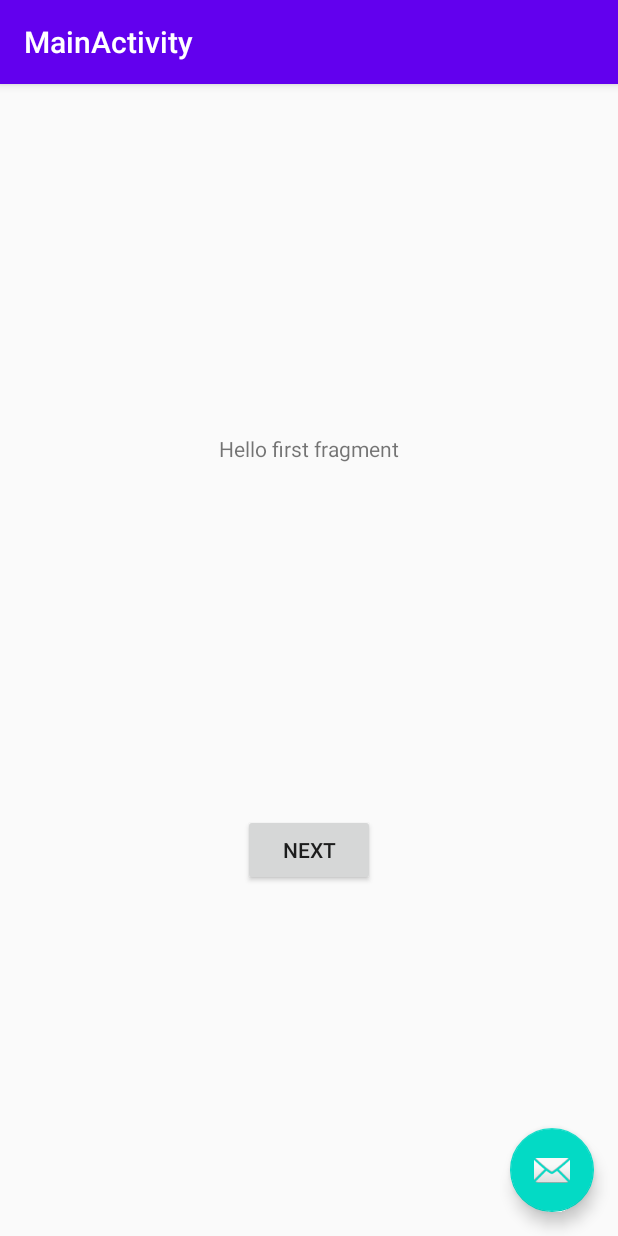
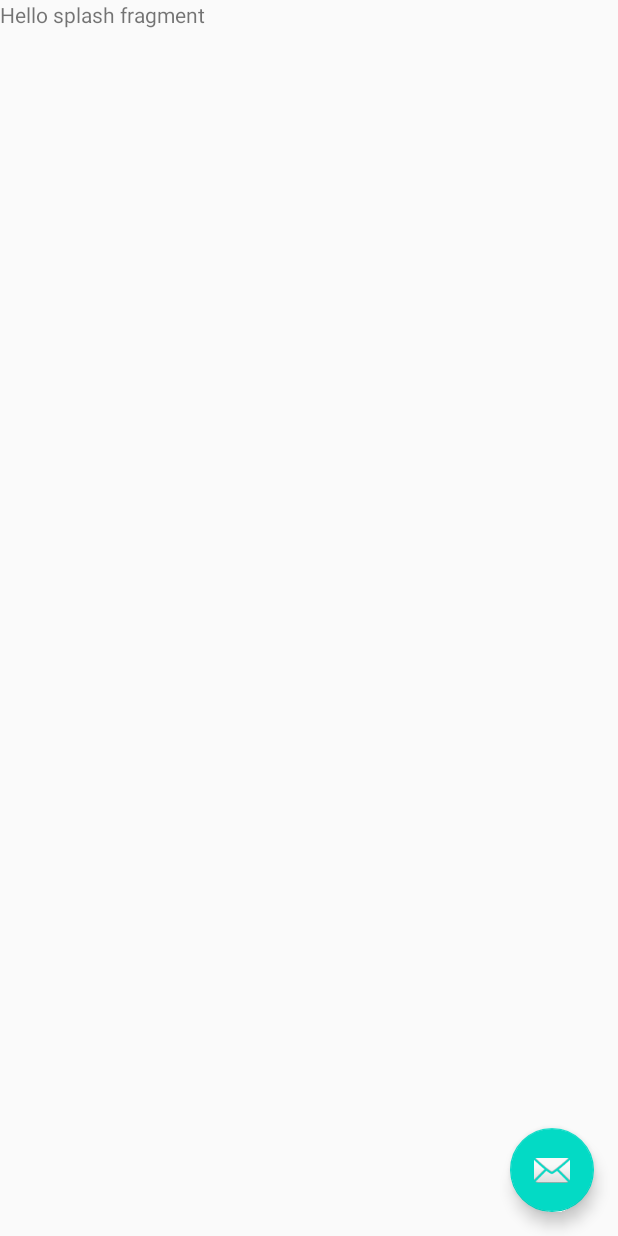
Before and after one commit to luisdelae/MvvmPetFinderApp, an Android app: the screen it shows after launch (MainActivity), on a phone screen of 412 x 824 dp. Run offline under Robolectric (Android 15) with nearby library versions, the phone set to English and light mode, and no system bars.

Commit message:
Added splash fragment to handle auth/other loading stuff. Getting pet types in the search fragment. Fixed type class.

```diff
--- a/app/build.gradle
+++ b/app/build.gradle
@@ -52,6 +52,7 @@ dependencies {
     implementation 'androidx.constraintlayout:constraintlayout:1.1.3'
     implementation 'androidx.navigation:navigation-fragment-ktx:2.2.1'
     implementation 'androidx.navigation:navigation-ui-ktx:2.2.1'
+    implementation 'androidx.legacy:legacy-support-v4:1.0.0'
     testImplementation 'junit:junit:4.12'
     androidTestImplementation 'androidx.test.ext:junit:1.1.1'
     androidTestImplementation 'androidx.test.espresso:espresso-core:3.2.0'
--- a/app/src/main/java/com/example/mvvmpetfinder/MainActivity.kt
+++ b/app/src/main/java/com/example/mvvmpetfinder/MainActivity.kt
@@ -8,15 +8,10 @@ import com.google.android.material.snackbar.Snackbar
 import kotlinx.android.synthetic.main.activity_main.*
 
 class MainActivity : AppCompatActivity() {
-
-    var tokenViewModel: TokenViewModel? = null
-
     override fun onCreate(savedInstanceState: Bundle?) {
         super.onCreate(savedInstanceState)
         setContentView(R.layout.activity_main)
         setSupportActionBar(toolbar)
-
-        tokenViewModel = ViewModelProvider(this).get(TokenViewModel::class.java)
 
         fab.setOnClickListener { view ->
             Snackbar.make(view, "Replace with your own action", Snackbar.LENGTH_LONG)
--- /dev/null
+++ b/app/src/main/java/com/example/mvvmpetfinder/auth/SplashFragment.kt
@@ -0,0 +1,50 @@
+package com.example.mvvmpetfinder.auth
+
+import android.os.Bundle
+import android.view.LayoutInflater
+import android.view.View
+import android.view.ViewGroup
+import androidx.appcompat.app.AppCompatActivity
+import androidx.fragment.app.Fragment
+import androidx.lifecycle.Observer
+import androidx.lifecycle.ViewModelProvider
+import androidx.navigation.fragment.findNavController
+import com.example.mvvmpetfinder.R
+
+/**
+ * A simple [Fragment] subclass.
+ * Use the [SplashFragment.newInstance] factory method to
+ * create an instance of this fragment.
+ */
+class SplashFragment : Fragment() {
+
+    private var tokenViewModel: TokenViewModel? = null
+
+    override fun onCreateView(
+        inflater: LayoutInflater, container: ViewGroup?,
+        savedInstanceState: Bundle?
+    ): View? {
+        // Inflate the layout for this fragment
+        return inflater.inflate(R.layout.fragment_splash, container, false)
+    }
+
+    override fun onViewCreated(view: View, savedInstanceState: Bundle?) {
+        super.onViewCreated(view, savedInstanceState)
+
+        tokenViewModel = ViewModelProvider(this).get(TokenViewModel::class.java)
+
+        tokenViewModel?.tokenLiveData?.observe(viewLifecycleOwner, Observer {
+            findNavController().navigate(R.id.action_splashFragment_to_FirstFragment)
+        })
+    }
+
+    override fun onResume() {
+        super.onResume()
+        (activity as AppCompatActivity?)!!.supportActionBar!!.hide()
+    }
+
+    override fun onStop() {
+        super.onStop()
+        (activity as AppCompatActivity?)!!.supportActionBar!!.show()
+    }
+}
--- a/app/src/main/java/com/example/mvvmpetfinder/auth/TokenViewModel.kt
+++ b/app/src/main/java/com/example/mvvmpetfinder/auth/TokenViewModel.kt
@@ -7,30 +7,33 @@ import androidx.lifecycle.AndroidViewModel
 import androidx.lifecycle.MutableLiveData
 import com.example.mvvmpetfinder.data.model.Token
 import com.example.mvvmpetfinder.data.source.TokenRepository
+import com.example.mvvmpetfinder.util.Constants.Companion.EMPTY_STRING
+import com.example.mvvmpetfinder.util.Constants.Companion.SHARED_PREF_AUTH_TOKEN
+import com.example.mvvmpetfinder.util.Constants.Companion.SHARED_PREF_NAME
+import com.example.mvvmpetfinder.util.Constants.Companion.SHARED_PREF_PRIVATE_MODE
 
 class TokenViewModel(application: Application): AndroidViewModel(application) {
     var tokenLiveData = MutableLiveData<Token>()
 
-    private var mvvmPetFinderRepository:  TokenRepository? = null
+    private var tokenRepository: TokenRepository? = null
 
     init {
-        mvvmPetFinderRepository =  TokenRepository()
+        tokenRepository =  TokenRepository()
         getToken()
     }
 
     private fun getToken() {
-        mvvmPetFinderRepository?.let {
+        tokenRepository?.let {
             tokenLiveData = it.getToken()
         }
 
         tokenLiveData.observeForever { token ->
-            val privateMode = 0
-            val prefName = "ACCESS_TOKEN"
-            val prefKey = "TOKEN"
-            val sharedPref: SharedPreferences = getApplication<Application>().getSharedPreferences(prefName, privateMode)
-            sharedPref.edit().putString(prefKey, token.accessToken).apply()
+            val sharedPref: SharedPreferences =
+                getApplication<Application>()
+                    .getSharedPreferences(SHARED_PREF_NAME, SHARED_PREF_PRIVATE_MODE)
+            sharedPref.edit().putString(SHARED_PREF_AUTH_TOKEN, token.accessToken).apply()
 
-            val storedToken = sharedPref.getString(prefKey, "nothing")
+            val storedToken = sharedPref.getString(SHARED_PREF_AUTH_TOKEN, EMPTY_STRING)
             Log.d("TokenViewModel", "storedToken: $storedToken")
         }
     }
--- a/app/src/main/java/com/example/mvvmpetfinder/data/source/TokenRepository.kt
+++ b/app/src/main/java/com/example/mvvmpetfinder/data/source/TokenRepository.kt
@@ -20,7 +20,7 @@ class TokenRepository {
                 "client_credentials",
                 "ZeaqbkOd8saaRetT54TeP8FZxkjGcPVnSIguMQJYpOJ6rULlFZ",
                 "IljBAjxgfkQLDgkcEnSQtxWi7efhErxgiflQ8srA"
-        ).enqueue(object : Callback<Token>{
+        ).enqueue(object : Callback<Token> {
             override fun onResponse(call: Call<Token>, r: Response<Token>) {
                 if (r.isSuccessful) {
                     tokenLiveData.value = r.body()
--- a/app/src/main/java/com/example/mvvmpetfinder/FirstFragment.kt
+++ b/app/src/main/java/com/example/mvvmpetfinder/results/ResultsFragment.kt
@@ -1,4 +1,4 @@
-package com.example.mvvmpetfinder
+package com.example.mvvmpetfinder.results
 
 import android.os.Bundle
 import androidx.fragment.app.Fragment
@@ -7,25 +7,26 @@ import android.view.View
 import android.view.ViewGroup
 import android.widget.Button
 import androidx.navigation.fragment.findNavController
+import com.example.mvvmpetfinder.R
 
 /**
- * A simple [Fragment] subclass as the default destination in the navigation.
+ * A simple [Fragment] subclass as the second destination in the navigation.
  */
-class FirstFragment : Fragment() {
+class ResultsFragment : Fragment() {
 
     override fun onCreateView(
         inflater: LayoutInflater, container: ViewGroup?,
         savedInstanceState: Bundle?
     ): View? {
         // Inflate the layout for this fragment
-        return inflater.inflate(R.layout.fragment_first, container, false)
+        return inflater.inflate(R.layout.fragment_results, container, false)
     }
 
     override fun onViewCreated(view: View, savedInstanceState: Bundle?) {
         super.onViewCreated(view, savedInstanceState)
 
-        view.findViewById<Button>(R.id.button_first).setOnClickListener {
-            findNavController().navigate(R.id.action_FirstFragment_to_SecondFragment)
+        view.findViewById<Button>(R.id.button_second).setOnClickListener {
+            findNavController().navigate(R.id.action_SecondFragment_to_FirstFragment)
         }
     }
 }
--- a/app/src/main/res/layout/fragment_first.xml
+++ b/app/src/main/res/layout/fragment_results.xml
@@ -4,25 +4,24 @@
     xmlns:tools="http://schemas.android.com/tools"
     android:layout_width="match_parent"
     android:layout_height="match_parent"
-    tools:context=".FirstFragment">
+    tools:context=".results.ResultsFragment">
 
     <TextView
-        android:id="@+id/textview_first"
+        android:id="@+id/textview_second"
         android:layout_width="wrap_content"
         android:layout_height="wrap_content"
-        android:text="@string/hello_first_fragment"
-        app:layout_constraintBottom_toTopOf="@id/button_first"
+        app:layout_constraintBottom_toTopOf="@id/button_second"
         app:layout_constraintEnd_toEndOf="parent"
         app:layout_constraintStart_toStartOf="parent"
         app:layout_constraintTop_toTopOf="parent" />
 
     <Button
-        android:id="@+id/button_first"
+        android:id="@+id/button_second"
         android:layout_width="wrap_content"
         android:layout_height="wrap_content"
-        android:text="@string/next"
+        android:text="@string/previous"
         app:layout_constraintBottom_toBottomOf="parent"
         app:layout_constraintEnd_toEndOf="parent"
         app:layout_constraintStart_toStartOf="parent"
-        app:layout_constraintTop_toBottomOf="@id/textview_first" />
+        app:layout_constraintTop_toBottomOf="@id/textview_second" />
 </androidx.constraintlayout.widget.ConstraintLayout>
--- /dev/null
+++ b/app/src/main/res/layout/fragment_splash.xml
@@ -0,0 +1,14 @@
+<?xml version="1.0" encoding="utf-8"?>
+<FrameLayout xmlns:android="http://schemas.android.com/apk/res/android"
+    xmlns:tools="http://schemas.android.com/tools"
+    android:layout_width="match_parent"
+    android:layout_height="match_parent"
+    tools:context=".auth.SplashFragment">
+
+    <!-- TODO: Update blank fragment layout -->
+    <TextView
+        android:layout_width="match_parent"
+        android:layout_height="match_parent"
+        android:text="@string/hello_blank_fragment" />
+
+</FrameLayout>
--- a/app/src/main/res/navigation/nav_graph.xml
+++ b/app/src/main/res/navigation/nav_graph.xml
@@ -3,26 +3,36 @@
     xmlns:app="http://schemas.android.com/apk/res-auto"
     xmlns:tools="http://schemas.android.com/tools"
     android:id="@+id/nav_graph"
-    app:startDestination="@id/FirstFragment">
+    app:startDestination="@id/SplashFragment">
 
     <fragment
-        android:id="@+id/FirstFragment"
-        android:name="com.example.mvvmpetfinder.FirstFragment"
-        android:label="@string/first_fragment_label"
-        tools:layout="@layout/fragment_first">
+        android:id="@+id/SplashFragment"
+        android:name="com.example.mvvmpetfinder.auth.SplashFragment"
+        android:label="fragment_splash"
+        tools:layout="@layout/fragment_splash" >
+        <action
+            android:id="@+id/action_splashFragment_to_FirstFragment"
+            app:destination="@id/SearchFragment"
+            app:popUpToInclusive="true" />
+    </fragment>
+    <fragment
+        android:id="@+id/SearchFragment"
+        android:name="com.example.mvvmpetfinder.search.SearchFragment"
+        android:label="@string/search_fragment_label"
+        tools:layout="@layout/fragment_search">
 
         <action
             android:id="@+id/action_FirstFragment_to_SecondFragment"
-            app:destination="@id/SecondFragment" />
+            app:destination="@id/ResultsFragment" />
     </fragment>
     <fragment
-        android:id="@+id/SecondFragment"
-        android:name="com.example.mvvmpetfinder.SecondFragment"
-        android:label="@string/second_fragment_label"
-        tools:layout="@layout/fragment_second">
+        android:id="@+id/ResultsFragment"
+        android:name="com.example.mvvmpetfinder.results.ResultsFragment"
+        android:label="@string/results_fragment_label"
+        tools:layout="@layout/fragment_results">
 
         <action
             android:id="@+id/action_SecondFragment_to_FirstFragment"
-            app:destination="@id/FirstFragment" />
+            app:destination="@id/SearchFragment" />
     </fragment>
 </navigation>
--- a/app/src/main/res/values/strings.xml
+++ b/app/src/main/res/values/strings.xml
@@ -2,11 +2,14 @@
     <string name="app_name">MvvmPetFinder</string>
     <string name="title_activity_main">MainActivity</string>
     <!-- Strings used for fragments for navigation -->
-    <string name="first_fragment_label">First Fragment</string>
-    <string name="second_fragment_label">Second Fragment</string>
+    <string name="splash_fragment_label">Splash Fragment</string>
+    <string name="search_fragment_label">Search Fragment</string>
+    <string name="results_fragment_label">Results Fragment</string>
     <string name="next">Next</string>
     <string name="previous">Previous</string>
 
     <string name="hello_first_fragment">Hello first fragment</string>
     <string name="hello_second_fragment">Hello second fragment. Arg: %1$s</string>
+
+    <string name="hello_blank_fragment">Hello splash fragment</string>
 </resources>
```
Also changed, not shown: app/src/main/java/com/example/mvvmpetfinder/SecondFragment.kt (deleted, +0 -31 lines), app/src/main/java/com/example/mvvmpetfinder/data/model/Breed.kt (added, +8 -0 lines), app/src/main/java/com/example/mvvmpetfinder/data/model/PetType.kt (added, +19 -0 lines), app/src/main/java/com/example/mvvmpetfinder/data/source/SearchRepository.kt (added, +50 -0 lines), app/src/main/java/com/example/mvvmpetfinder/data/source/remote/PetFinderApi.kt (+7 -1 lines), app/src/main/java/com/example/mvvmpetfinder/search/SearchFragment.kt (added, +43 -0 lines), app/src/main/java/com/example/mvvmpetfinder/search/SearchViewModel.kt (added, +48 -0 lines), app/src/main/java/com/example/mvvmpetfinder/util/Constants.kt (added, +11 -0 lines), app/src/main/res/layout/fragment_search.xml (renamed from app/src/main/res/layout/fragment_second.xml, +7 -6 lines).
